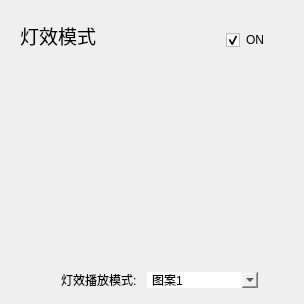
Qt form Module/ModuleEfMode.ui (wlffeng2008/AkkoStudio) before a commit.
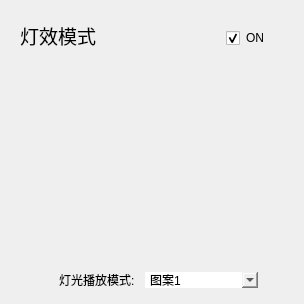
The same form after that commit. Custom widgets are drawn as their Qt base class.

The edit to the form file:
```diff
--- a/Module/ModuleEfMode.ui
+++ b/Module/ModuleEfMode.ui
@@ -46,8 +46,8 @@
    <property name="geometry">
     <rect>
      <x>226</x>
-     <y>30</y>
-     <width>43</width>
+     <y>28</y>
+     <width>45</width>
      <height>20</height>
     </rect>
    </property>
@@ -61,9 +61,9 @@
   <widget class="QWidget" name="layoutWidget">
    <property name="geometry">
     <rect>
-     <x>26</x>
+     <x>22</x>
      <y>56</y>
-     <width>259</width>
+     <width>263</width>
      <height>233</height>
     </rect>
    </property>
@@ -84,7 +84,7 @@
         <rect>
          <x>0</x>
          <y>0</y>
-         <width>257</width>
+         <width>261</width>
          <height>206</height>
         </rect>
        </property>
@@ -106,7 +106,7 @@
       <item alignment="Qt::AlignmentFlag::AlignRight">
        <widget class="QLabel" name="labelPicture">
         <property name="text">
-         <string>灯效播放模式:</string>
+         <string>灯光播放模式:</string>
         </property>
        </widget>
       </item>
```
